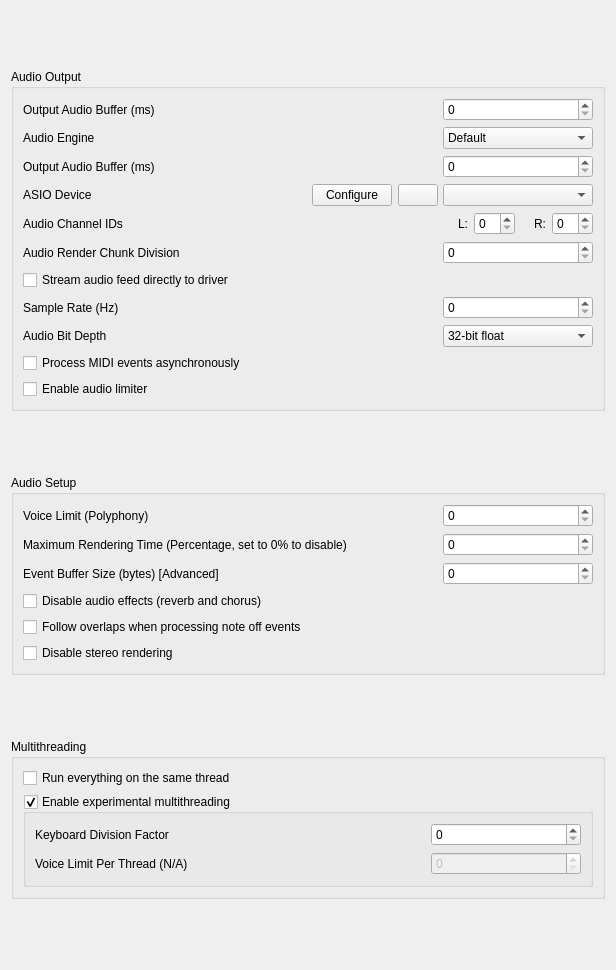
Qt form OmniMIDIConfigurator/src/bassmidisettings.ui (KeppySoftware/OmniMIDIv2) before a commit.
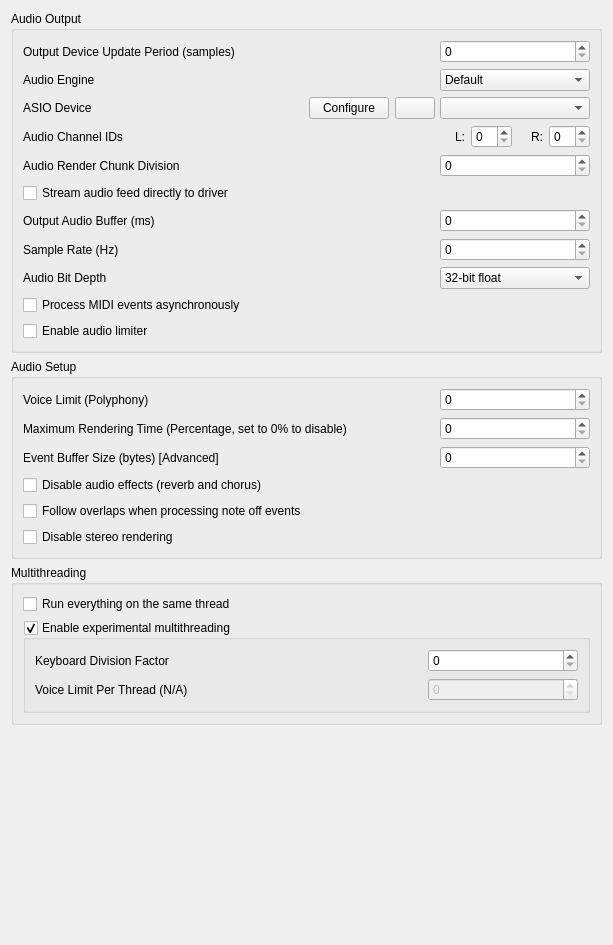
The same form after that commit. Icons and pictures are not drawn.

Commit message: OMCFG: Fix buffer settings in Linux

Diff of the .ui file:
```diff
--- a/OmniMIDIConfigurator/src/bassmidisettings.ui
+++ b/OmniMIDIConfigurator/src/bassmidisettings.ui
@@ -6,8 +6,8 @@
    <rect>
     <x>0</x>
     <y>0</y>
-    <width>616</width>
-    <height>970</height>
+    <width>613</width>
+    <height>945</height>
    </rect>
   </property>
   <property name="sizePolicy">
@@ -56,27 +56,8 @@
          <property name="spacing">
           <number>0</number>
          </property>
-         <item row="0" column="0">
-          <widget class="QLabel" name="label">
-           <property name="sizePolicy">
-            <sizepolicy hsizetype="MinimumExpanding" vsizetype="Preferred">
-             <horstretch>0</horstretch>
-             <verstretch>0</verstretch>
-            </sizepolicy>
-           </property>
-           <property name="text">
-            <string>Output Audio Buffer (ms)</string>
-           </property>
-          </widget>
-         </item>
          <item row="0" column="1">
-          <widget class="QSpinBox" name="bufferPeriod">
-           <property name="sizePolicy">
-            <sizepolicy hsizetype="Minimum" vsizetype="Maximum">
-             <horstretch>0</horstretch>
-             <verstretch>0</verstretch>
-            </sizepolicy>
-           </property>
+          <widget class="QSpinBox" name="bufPeriod">
            <property name="minimumSize">
             <size>
              <width>150</width>
@@ -88,11 +69,27 @@
            </property>
           </widget>
          </item>
+         <item row="0" column="0">
+          <widget class="QLabel" name="label_16">
+           <property name="sizePolicy">
+            <sizepolicy hsizetype="MinimumExpanding" vsizetype="Preferred">
+             <horstretch>0</horstretch>
+             <verstretch>0</verstretch>
+            </sizepolicy>
+           </property>
+           <property name="text">
+            <string>Output Device Update Period (samples)</string>
+           </property>
+          </widget>
+         </item>
         </layout>
        </widget>
       </item>
       <item>
        <widget class="QWidget" name="windowsAudio" native="true">
+        <property name="enabled">
+         <bool>true</bool>
+        </property>
         <layout class="QVBoxLayout" name="verticalLayout_4">
          <property name="leftMargin">
           <number>0</number>
@@ -168,59 +165,6 @@
            </layout>
           </widget>
          </item>
-         <item>
-          <widget class="QWidget" name="wasapi" native="true">
-           <property name="sizePolicy">
-            <sizepolicy hsizetype="Preferred" vsizetype="Maximum">
-             <horstretch>0</horstretch>
-             <verstretch>0</verstretch>
-            </sizepolicy>
-           </property>
-           <layout class="QGridLayout" name="gridLayout_4">
-            <property name="leftMargin">
-             <number>0</number>
-            </property>
-            <property name="topMargin">
-             <number>0</number>
-            </property>
-            <property name="rightMargin">
-             <number>0</number>
-            </property>
-            <property name="bottomMargin">
-             <number>0</number>
-            </property>
-            <property name="spacing">
-             <number>0</number>
-            </property>
-            <item row="0" column="1">
-             <widget class="QSpinBox" name="wasabiBuffer">
-              <property name="minimumSize">
-               <size>
-                <width>150</width>
-                <height>0</height>
-               </size>
-              </property>
-              <property name="maximum">
-               <number>999999999</number>
-              </property>
-             </widget>
-            </item>
-            <item row="0" column="0">
-             <widget class="QLabel" name="label_9">
-              <property name="sizePolicy">
-               <sizepolicy hsizetype="MinimumExpanding" vsizetype="Preferred">
-                <horstretch>0</horstretch>
-                <verstretch>0</verstretch>
-               </sizepolicy>
-              </property>
-              <property name="text">
-               <string>Output Audio Buffer (ms)</string>
-              </property>
-             </widget>
-            </item>
-           </layout>
-          </widget>
-         </item>
          <item>
           <widget class="QWidget" name="asio" native="true">
            <property name="sizePolicy">
@@ -455,52 +399,52 @@
           <number>0</number>
          </property>
          <item row="2" column="0">
-          <widget class="QCheckBox" name="asyncMode">
-           <property name="text">
-            <string>Process MIDI events asynchronously</string>
-           </property>
-          </widget>
-         </item>
-         <item row="0" column="1">
-          <widget class="QSpinBox" name="sampleRate">
-           <property name="sizePolicy">
-            <sizepolicy hsizetype="Minimum" vsizetype="Maximum">
-             <horstretch>0</horstretch>
-             <verstretch>0</verstretch>
-            </sizepolicy>
-           </property>
-           <property name="minimumSize">
-            <size>
-             <width>150</width>
-             <height>0</height>
-            </size>
-           </property>
-           <property name="maximum">
-            <number>999999999</number>
-           </property>
-          </widget>
-         </item>
-         <item row="0" column="0">
-          <widget class="QLabel" name="label_4">
-           <property name="sizePolicy">
-            <sizepolicy hsizetype="MinimumExpanding" vsizetype="Preferred">
-             <horstretch>0</horstretch>
-             <verstretch>0</verstretch>
-            </sizepolicy>
-           </property>
-           <property name="text">
-            <string>Sample Rate (Hz)</string>
-           </property>
-          </widget>
-         </item>
-         <item row="1" column="0">
           <widget class="QLabel" name="label_5">
            <property name="text">
             <string>Audio Bit Depth</string>
            </property>
           </widget>
          </item>
+         <item row="1" column="0">
+          <widget class="QLabel" name="label_4">
+           <property name="sizePolicy">
+            <sizepolicy hsizetype="MinimumExpanding" vsizetype="Preferred">
+             <horstretch>0</horstretch>
+             <verstretch>0</verstretch>
+            </sizepolicy>
+           </property>
+           <property name="text">
+            <string>Sample Rate (Hz)</string>
+           </property>
+          </widget>
+         </item>
          <item row="1" column="1">
+          <widget class="QSpinBox" name="sampleRate">
+           <property name="sizePolicy">
+            <sizepolicy hsizetype="Minimum" vsizetype="Maximum">
+             <horstretch>0</horstretch>
+             <verstretch>0</verstretch>
+            </sizepolicy>
+           </property>
+           <property name="minimumSize">
+            <size>
+             <width>150</width>
+             <height>0</height>
+            </size>
+           </property>
+           <property name="maximum">
+            <number>999999999</number>
+           </property>
+          </widget>
+         </item>
+         <item row="3" column="0">
+          <widget class="QCheckBox" name="asyncMode">
+           <property name="text">
+            <string>Process MIDI events asynchronously</string>
+           </property>
+          </widget>
+         </item>
+         <item row="2" column="1">
           <widget class="QComboBox" name="bitDepth">
            <property name="sizePolicy">
             <sizepolicy hsizetype="Minimum" vsizetype="Maximum">
@@ -526,13 +470,45 @@
            </item>
           </widget>
          </item>
-         <item row="3" column="0">
+         <item row="4" column="0">
           <widget class="QCheckBox" name="audioLimiter">
            <property name="text">
             <string>Enable audio limiter</string>
            </property>
           </widget>
          </item>
+         <item row="0" column="0">
+          <widget class="QLabel" name="label">
+           <property name="sizePolicy">
+            <sizepolicy hsizetype="MinimumExpanding" vsizetype="Preferred">
+             <horstretch>0</horstretch>
+             <verstretch>0</verstretch>
+            </sizepolicy>
+           </property>
+           <property name="text">
+            <string>Output Audio Buffer (ms)</string>
+           </property>
+          </widget>
+         </item>
+         <item row="0" column="1">
+          <widget class="QSpinBox" name="audioBuffer">
+           <property name="sizePolicy">
+            <sizepolicy hsizetype="Minimum" vsizetype="Maximum">
+             <horstretch>0</horstretch>
+             <verstretch>0</verstretch>
+            </sizepolicy>
+           </property>
+           <property name="minimumSize">
+            <size>
+             <width>150</width>
+             <height>0</height>
+            </size>
+           </property>
+           <property name="maximum">
+            <number>999999999</number>
+           </property>
+          </widget>
+         </item>
         </layout>
        </widget>
       </item>
@@ -752,6 +728,19 @@
      </layout>
     </widget>
    </item>
+   <item>
+    <spacer name="verticalSpacer">
+     <property name="orientation">
+      <enum>Qt::Orientation::Vertical</enum>
+     </property>
+     <property name="sizeHint" stdset="0">
+      <size>
+       <width>0</width>
+       <height>0</height>
+      </size>
+     </property>
+    </spacer>
+   </item>
   </layout>
  </widget>
  <resources/>
```
The commit also changes 4 other files.
